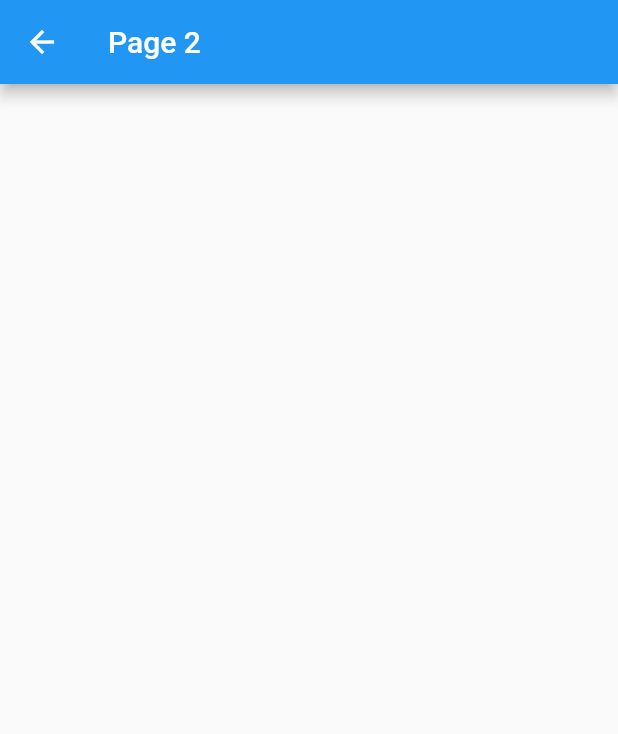
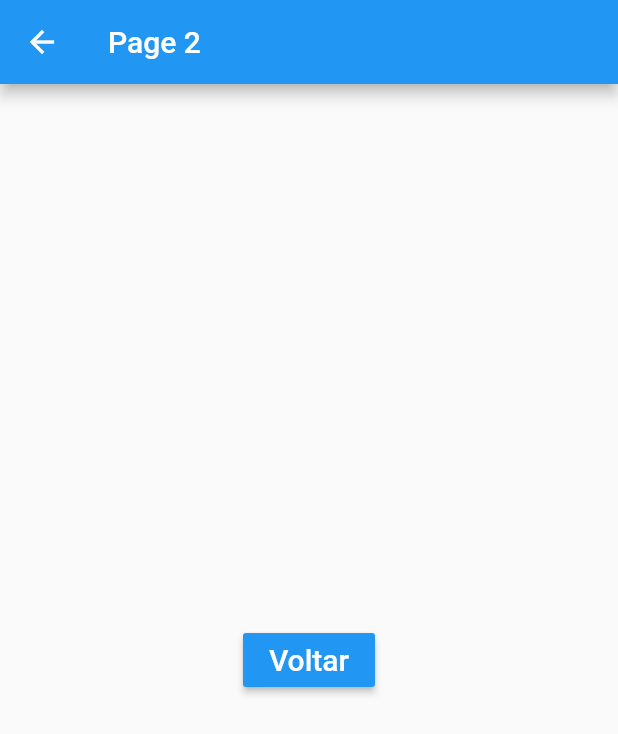
Before and after one commit to mauro-santos/flutter_hello1, a Flutter app: the screen it shows after launch, after a tap on "Page 2", on a phone screen of 412 x 824 dp. Shown: the top 734 px of the screen. Run offline on Flutter 3.47's test engine with Material 2 defaults, Android fonts, the phone set to English and light mode, and no system bars.

Commit message:
- Botão Voltar, com Navigator.Pop, na Page 2 e 3 com retorno de parâmetro e recebimento na home page no método Navigator.Push de forma await async.

```diff
--- a/lib/home_page.dart
+++ b/lib/home_page.dart
@@ -71,10 +71,12 @@ class HomePage extends StatelessWidget {
     );
   }
 
-  void _onClickNavigator(BuildContext context, Widget page) {
-    Navigator.push(context, MaterialPageRoute(builder: (BuildContext context) {
+  void _onClickNavigator(BuildContext context, Widget page) async {
+    String s = await Navigator.push(context, MaterialPageRoute(builder: (BuildContext context) {
       return page;
     }));
+
+    print(">> ${s.toUpperCase()}");
   }
 
   _onClickSnack() {
--- a/lib/pages/hello_page2.dart
+++ b/lib/pages/hello_page2.dart
@@ -9,6 +9,27 @@ class HelloPage2 extends StatelessWidget {
           "Page 2",
         ),
       ),
+      body: _body(context),
     );
   }
+
+  _body(BuildContext context) {
+    return Center(
+      child: RaisedButton(
+        color: Colors.blue,
+        child: Text(
+          "Voltar",
+          style: TextStyle(
+            color: Colors.white,
+            fontSize: 20,
+          ),
+        ),
+        onPressed: () => _onClickVoltar(context),
+      ),
+    );
+  }
+
+  _onClickVoltar(BuildContext context) {
+    Navigator.pop(context, "Tela 2");
+  }
 }
```
Also changed, not shown: lib/pages/hello_page3.dart (+21 -0 lines).
